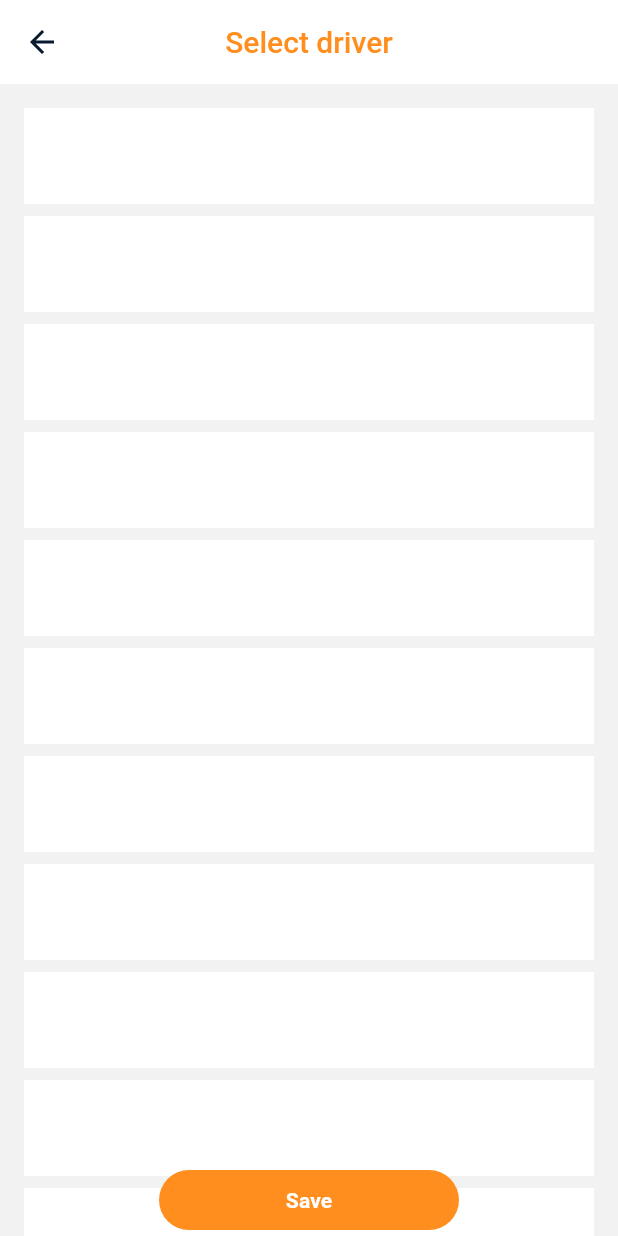
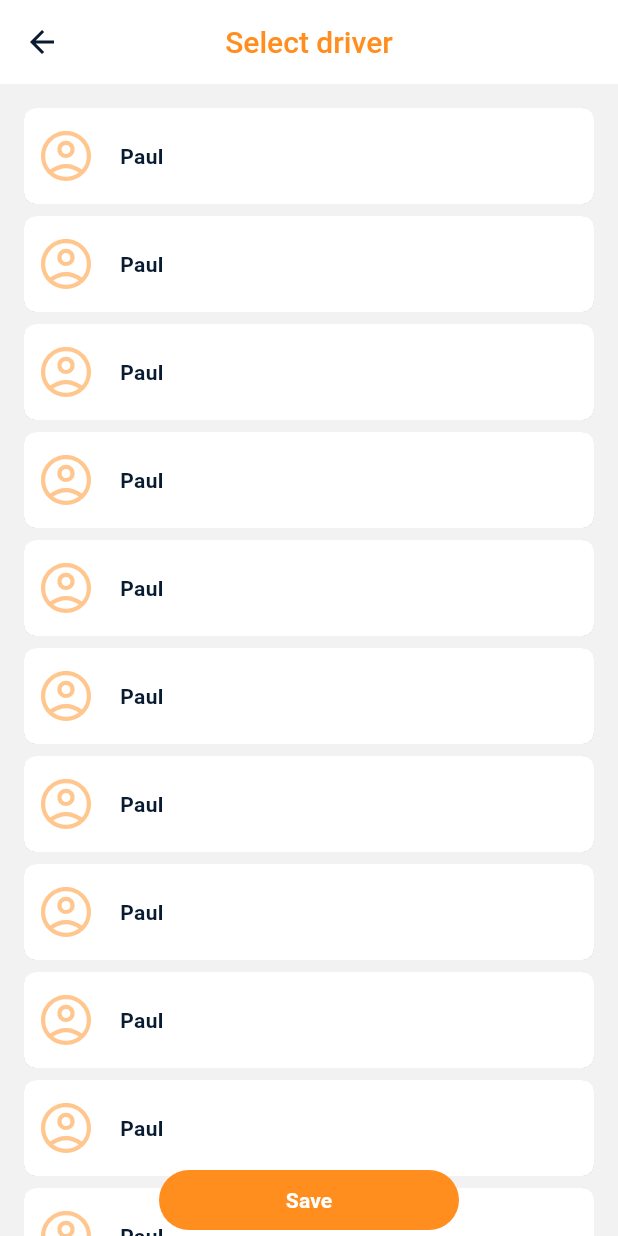
Before and after one commit to teenagerbot/my-flutter-android-app, a Flutter app: the DriverPage screen opened directly, on a phone screen of 412 x 824 dp. Run offline on Flutter 3.47's test engine with Material 3 defaults, Android fonts, the phone set to English and light mode, and no system bars; our stand-ins replace device_preview, flutter_svg; missing offline and left inert: dart:ffi.

Commit message:
cleaned imports

```diff
--- a/lib/desing/dimensions.dart
+++ b/lib/desing/dimensions.dart
@@ -8,6 +8,7 @@ const double fontSize24 = 24;
 /*Heights*/
 const double height8 = 8;
 const double height64 = 64;
+const double height16 = 16;
 
 /*Paddings*/
 const double pad16 = 16;
--- a/lib/desing/styles.dart
+++ b/lib/desing/styles.dart
@@ -14,3 +14,8 @@ const TextStyle errorDialogStyle = TextStyle(
   fontSize: fontSize24,
   fontWeight: FontWeight.w600,
 );
+const TextStyle body2TextStyle = TextStyle(
+  color: secondaryColor,
+  fontSize: fontSize14,
+  fontWeight: FontWeight.w600,
+);
--- /dev/null
+++ b/lib/pages/driver/driver_item.dart
@@ -0,0 +1,56 @@
+import 'dart:ffi';
+
+import 'package:first_flutter/desing/colors.dart';
+import 'package:first_flutter/desing/dimensions.dart';
+import 'package:first_flutter/desing/images.dart';
+import 'package:first_flutter/desing/styles.dart';
+import 'package:flutter/cupertino.dart';
+import 'package:flutter/material.dart';
+
+class DriverItem extends StatelessWidget {
+  final String driverName;
+  final bool isSelected;
+  final VoidCallback onTap;
+
+  const DriverItem({
+    super.key,
+    required this.isSelected,
+    required this.driverName,
+    required this.onTap,
+  });
+
+  @override
+  Widget build(BuildContext context) {
+    /*Row - строка карточки
+    * InkWell - позволяет сделать клик или еще что то
+    * */
+    return SizedBox(
+      height: height64,
+      child: Card(
+        color: SurfaceColor,
+        elevation: el006,
+        margin: EdgeInsets.zero,
+        shape: RoundedRectangleBorder(
+          borderRadius: BorderRadius.circular(bdr8),
+        ),
+        child: InkWell(
+          borderRadius: BorderRadius.circular(bdr8),
+          onTap: onTap,
+          child: Padding(
+            padding: const EdgeInsets.only(left: pad8, right: pad16),
+            child: Row(
+              children: <Widget>[
+                AccountCircleImage,
+                SizedBox(width: height16),
+                Expanded(child: Text(driverName, style: body2TextStyle,
+                  maxLines: 1, overflow: TextOverflow.ellipsis)),
+                SizedBox(width: height16),
+                if (isSelected) CheckImage,
+              ],
+            ),
+          ),
+        ),
+      ),
+    );
+  }
+}
--- a/lib/pages/driver/driver_list.dart
+++ b/lib/pages/driver/driver_list.dart
@@ -1,12 +1,21 @@
-import 'package:first_flutter/desing/colors.dart';
 import 'package:first_flutter/desing/utils/size_utils.dart';
+import 'package:first_flutter/pages/driver/driver_item.dart';
 import 'package:flutter/cupertino.dart';
 import 'package:flutter/material.dart';
 import '../../desing/widgets/accent_button.dart';
 import '../../desing/dimensions.dart';
 
-class DriverList extends StatelessWidget {
+//StatefulWidget для того чтобы создать свою логику виджета, то есть нам
+// нужно его пересоздавать(перерисовывать) с помощью setState
+class DriverList extends StatefulWidget {
   const DriverList({super.key});
+
+  @override
+  State<DriverList> createState() => _DriverListState();
+}
+
+class _DriverListState extends State<DriverList> {
+  int? _selectedDriverIndex; //индекс выбраного драйвера
 
   @override
   Widget build(BuildContext context) {
@@ -33,7 +42,12 @@ class DriverList extends StatelessWidget {
         return const SizedBox(height: height8);
       },
       itemBuilder: (BuildContext context, int index) {
-        return Container(height: height64, color: SurfaceColor);
+        final bool isSelected = _selectedDriverIndex == index;
+        return DriverItem(isSelected: isSelected, driverName: "Paul", onTap: () {
+          setState(() {
+            _selectedDriverIndex = index;
+          });
+        });
         //Container(height: height64, color: SurfaceColor)
       },
       padding: EdgeInsets.only(
@@ -50,7 +64,9 @@ class DriverList extends StatelessWidget {
     return SafeArea(
       child: Padding(
         padding: const EdgeInsets.only(left: pad16, right: pad16),
-        child: AccentButton(title: "Save", onTap: () {}),
+        child: AccentButton(title: "Save", onTap: () {
+
+        }),
       ),
     );
   }
```
